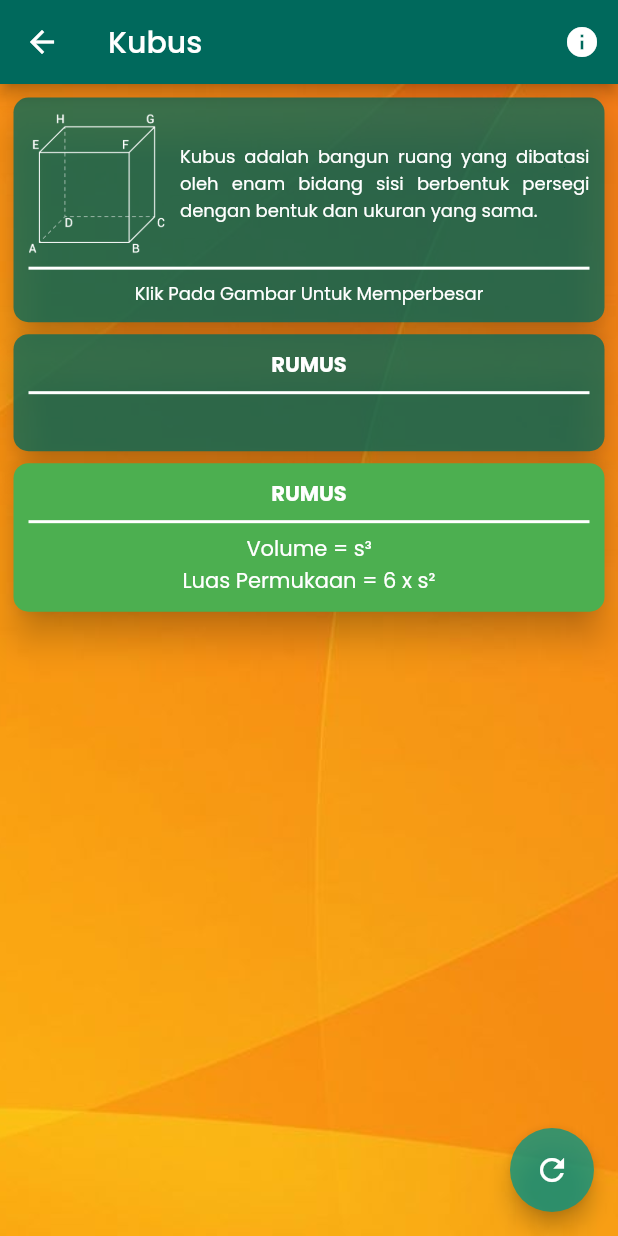
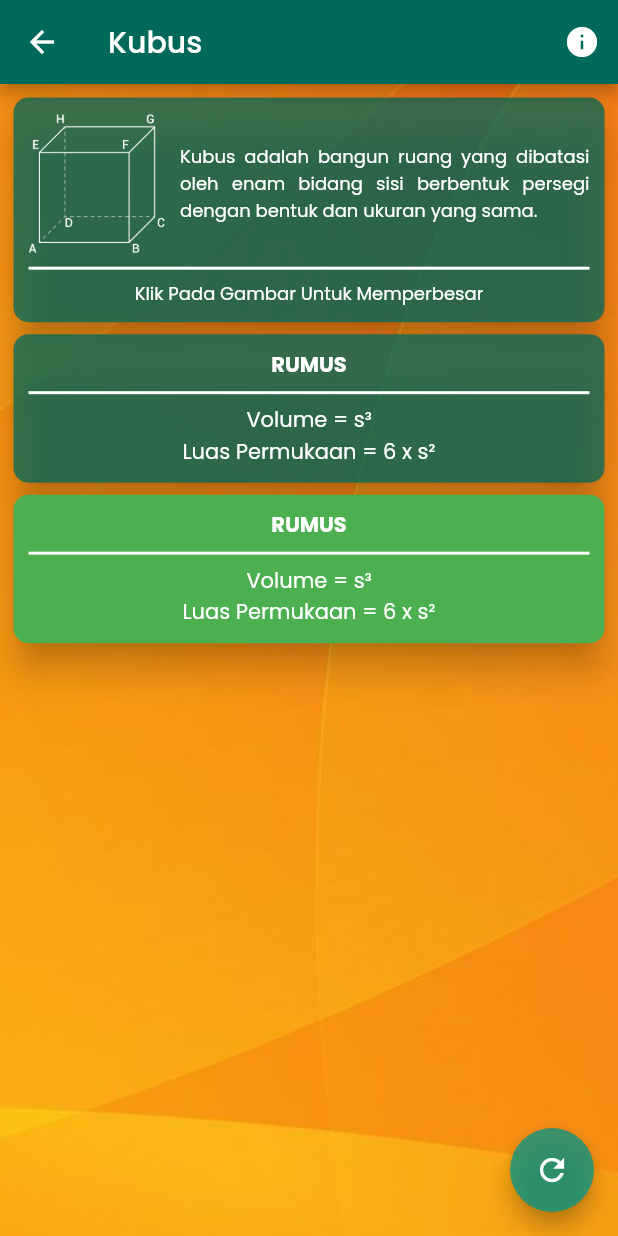
Before and after one commit to chapter911/flutter_Bangun_Datar_dan_Ruang, a Flutter app: the screen it shows after launch, after a tap on "Bangun Ruang", after a tap on "Kubus", on a phone screen of 412 x 824 dp. Run offline on Flutter 3.47's test engine with Material 2 defaults, Android fonts, the phone set to English and light mode, and no system bars; our stand-ins replace get, google_fonts, package_info.

Commit message:
update rumus

```diff
--- a/lib/constant/constantwidget.dart
+++ b/lib/constant/constantwidget.dart
@@ -163,19 +163,24 @@ Card rumus(String jenis) {
     keteranganrumus =
         "Luas = π x r² atau ¼ x π x d²\nKeliling = 2 x π x r atau π x d";
   } else if (jenis == "Kubus") {
-    keteranganrumus = "";
+    keteranganrumus = "Volume = s³\nLuas Permukaan = 6 x s²";
   } else if (jenis == "Balok") {
-    keteranganrumus = "";
+    keteranganrumus =
+        "Volume = panjang x lebar x tinggi\nLuas Permukaan = 2 x {(p x l) + (p x t) + (l x t)}";
   } else if (jenis == "Prisma") {
-    keteranganrumus = "";
+    keteranganrumus =
+        "Volume = luas alas x tinggi prisma\nLuas Permukaan = (2 x Luas alas) + (Keliling alas x Tinggi)";
   } else if (jenis == "Limas") {
-    keteranganrumus = "";
+    keteranganrumus =
+        "Volume = 1/3 * luas alas x tinggi\nLuas Permukaan = Luas alas + jumlah Luas semua sisi tegak";
   } else if (jenis == "Tabung") {
-    keteranganrumus = "";
+    keteranganrumus =
+        "Volume = luas alas x tinggi\nLuas Selimut = 2 x π x r x t\nLuas Permukaan = 2 x π x r x (r + t)";
   } else if (jenis == "Kerucut") {
-    keteranganrumus = "";
+    keteranganrumus =
+        "Volume = 1/3 x π x r² x tinggi\nLuas Selimut = π x r x s\nLuas Permukaan = π x r x (r + s)";
   } else if (jenis == "Bola") {
-    keteranganrumus = "";
+    keteranganrumus = "Volume = 4/3 x π x r³\nLuas Permukaan = 4 x π x r²";
   }
   return Card(
     color: warnaPrimary,
```
